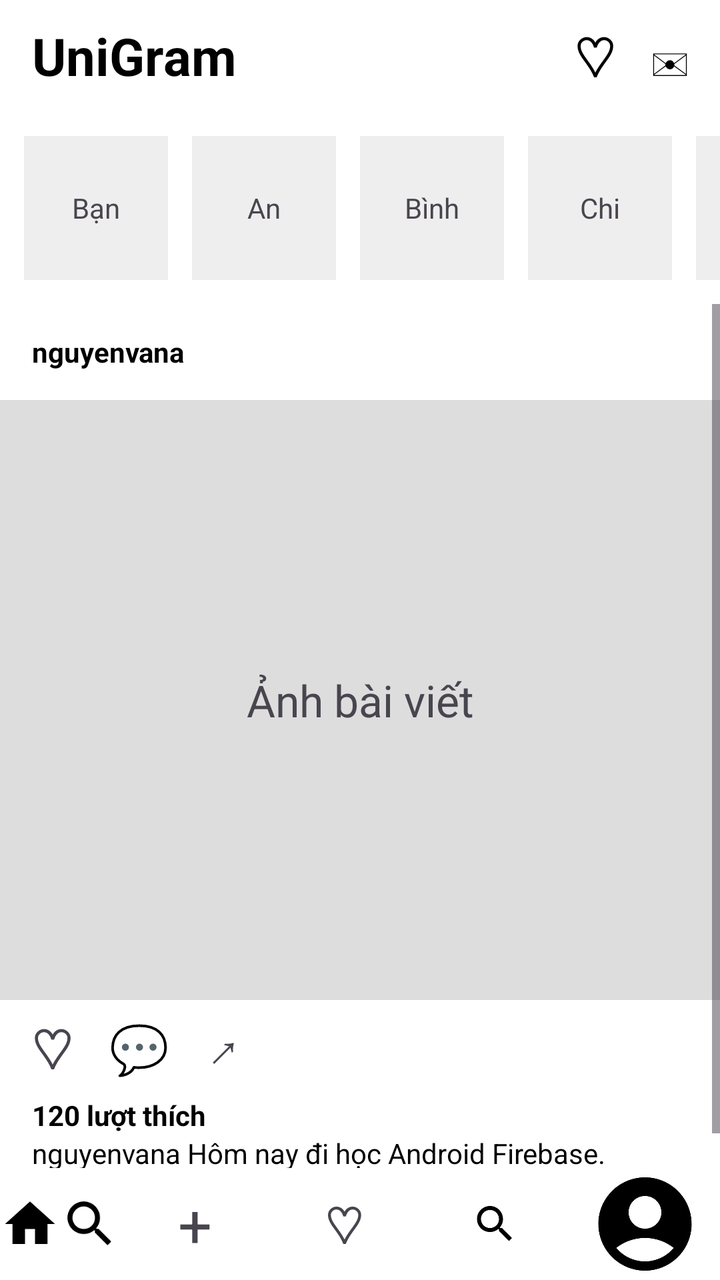
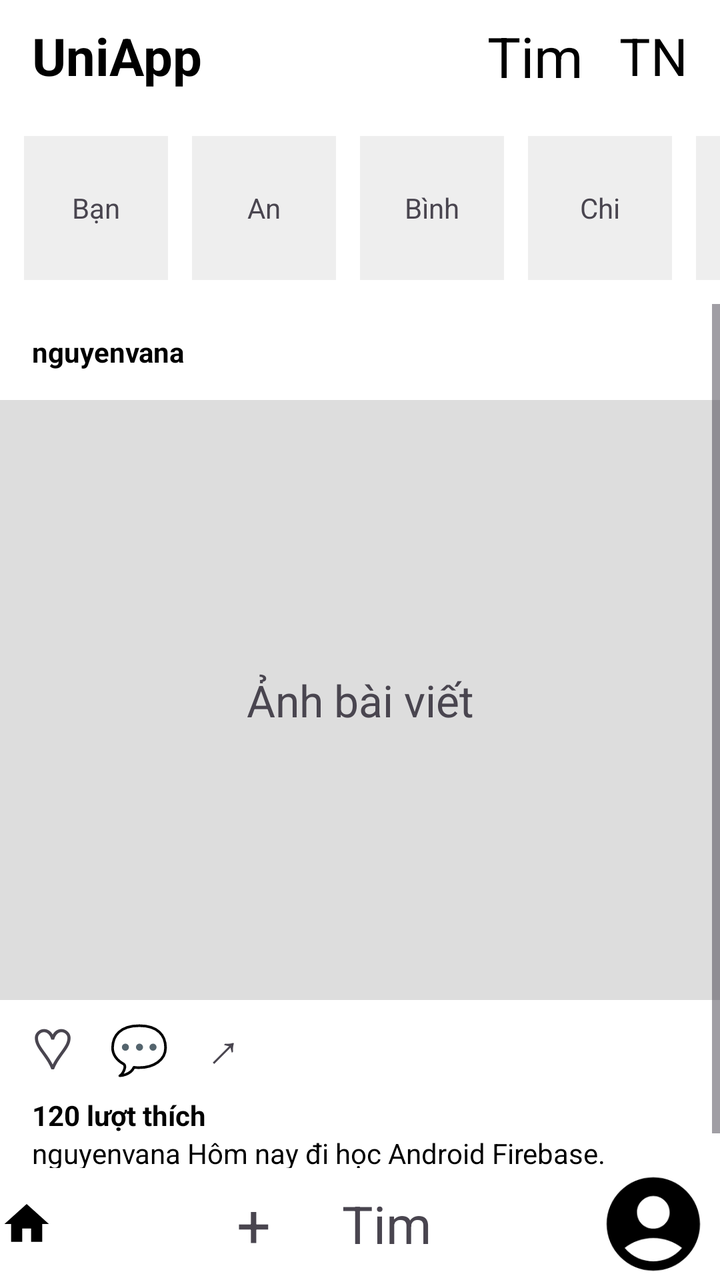

Before-and-after screenshots of an Android layout around one commit, followed by the original layout XML and the change that was made.
<!-- AndroidManifest.xml: application theme Theme.UNIAPP_HAUFINAL -->
<!-- res/layout/activity_home.xml -->
<?xml version="1.0" encoding="utf-8"?>
<androidx.constraintlayout.widget.ConstraintLayout xmlns:android="http://schemas.android.com/apk/res/android"
    xmlns:app="http://schemas.android.com/apk/res-auto"
    xmlns:tools="http://schemas.android.com/tools"
    android:layout_width="match_parent"
    android:layout_height="match_parent"
    tools:context=".HomeActivity">
    <LinearLayout xmlns:android="http://schemas.android.com/apk/res/android"
        android:id="@+id/main"
        android:layout_width="match_parent"
        android:layout_height="match_parent"
        android:orientation="vertical"
        android:background="#FFFFFF">

        <LinearLayout
            android:layout_width="match_parent"
            android:layout_height="56dp"
            android:orientation="horizontal"
            android:gravity="center_vertical"
            android:paddingStart="16dp"
            android:paddingEnd="16dp">

            <TextView
                android:layout_width="0dp"
                android:layout_height="wrap_content"
                android:layout_weight="1"
                android:text="UniGram"
                android:textSize="26sp"
                android:textStyle="bold"
                android:textColor="#000000" />

            <TextView
                android:layout_width="wrap_content"
                android:layout_height="wrap_content"
                android:text="♡"
                android:textSize="28sp"
                android:textColor="#000000"
                android:layout_marginEnd="18dp" />

            <TextView
                android:layout_width="wrap_content"
                android:layout_height="wrap_content"
                android:text="✉"
                android:textSize="26sp"
                android:textColor="#000000" />
        </LinearLayout>

        <HorizontalScrollView
            android:layout_width="match_parent"
            android:layout_height="96dp"
            android:scrollbars="none">

            <LinearLayout
                android:layout_width="wrap_content"
                android:layout_height="match_parent"
                android:orientation="horizontal"
                android:gravity="center_vertical"
                android:paddingStart="12dp"
                android:paddingEnd="12dp">

                <TextView
                    android:layout_width="72dp"
                    android:layout_height="72dp"
                    android:gravity="center"
                    android:text="Bạn"
                    android:textSize="14sp"
                    android:background="#EEEEEE"
                    android:layout_marginEnd="12dp" />

                <TextView
                    android:layout_width="72dp"
                    android:layout_height="72dp"
                    android:gravity="center"
                    android:text="An"
                    android:textSize="14sp"
                    android:background="#EEEEEE"
                    android:layout_marginEnd="12dp" />

                <TextView
                    android:layout_width="72dp"
                    android:layout_height="72dp"
                    android:gravity="center"
                    android:text="Bình"
                    android:textSize="14sp"
                    android:background="#EEEEEE"
                    android:layout_marginEnd="12dp" />

                <TextView
                    android:layout_width="72dp"
                    android:layout_height="72dp"
                    android:gravity="center"
                    android:text="Chi"
                    android:textSize="14sp"
                    android:background="#EEEEEE"
                    android:layout_marginEnd="12dp" />

                <TextView
                    android:layout_width="72dp"
                    android:layout_height="72dp"
                    android:gravity="center"
                    android:text="Dũng"
                    android:textSize="14sp"
                    android:background="#EEEEEE"
                    android:layout_marginEnd="12dp" />
            </LinearLayout>
        </HorizontalScrollView>

        <ScrollView
            android:layout_width="match_parent"
            android:layout_height="0dp"
            android:layout_weight="1">

            <LinearLayout
                android:layout_width="match_parent"
                android:layout_height="wrap_content"
                android:orientation="vertical">

                <LinearLayout
                    android:layout_width="match_parent"
                    android:layout_height="wrap_content"
                    android:orientation="vertical">

                    <TextView
                        android:layout_width="match_parent"
                        android:layout_height="48dp"
                        android:gravity="center_vertical"
                        android:paddingStart="16dp"
                        android:text="nguyenvana"
                        android:textStyle="bold"
                        android:textColor="#000000" />

                    <TextView
                        android:layout_width="match_parent"
                        android:layout_height="300dp"
                        android:gravity="center"
                        android:text="Ảnh bài viết"
                        android:textSize="22sp"
                        android:background="#DDDDDD" />

                    <LinearLayout
                        android:layout_width="match_parent"
                        android:layout_height="48dp"
                        android:orientation="horizontal"
                        android:gravity="center_vertical"
                        android:paddingStart="16dp"
                        android:paddingEnd="16dp">

                        <TextView
                            android:layout_width="wrap_content"
                            android:layout_height="wrap_content"
                            android:text="♡"
                            android:textSize="28sp"
                            android:layout_marginEnd="18dp" />

                        <TextView
                            android:layout_width="wrap_content"
                            android:layout_height="wrap_content"
                            android:text="💬"
                            android:textSize="24sp"
                            android:layout_marginEnd="18dp" />

                        <TextView
                            android:layout_width="wrap_content"
                            android:layout_height="wrap_content"
                            android:text="↗"
                            android:textSize="24sp" />
                    </LinearLayout>

                    <TextView
                        android:layout_width="match_parent"
                        android:layout_height="wrap_content"
                        android:paddingStart="16dp"
                        android:paddingEnd="16dp"
                        android:text="120 lượt thích"
                        android:textStyle="bold"
                        android:textColor="#000000" />

                    <TextView
                        android:layout_width="match_parent"
                        android:layout_height="wrap_content"
                        android:paddingStart="16dp"
                        android:paddingEnd="16dp"
                        android:paddingBottom="16dp"
                        android:text="nguyenvana Hôm nay đi học Android Firebase."
                        android:textColor="#000000" />
                </LinearLayout>

            </LinearLayout>
        </ScrollView>

        <LinearLayout
            android:layout_width="match_parent"
            android:layout_height="56dp"
            android:orientation="horizontal"
            android:gravity="center"
            android:background="#FFFFFF">

            <ImageView
                android:layout_width="0dp"
                android:layout_height="match_parent"
                android:layout_weight="0.4"
                android:gravity="center"
                android:src="@drawable/ic_home"
                android:textSize="28sp" />

            <ImageView
                android:layout_width="0dp"
                android:layout_height="match_parent"
                android:layout_weight="0.4"
                android:gravity="center"
                android:src="@drawable/ic_search"
                android:textSize="24sp" />

            <TextView
                android:layout_width="0dp"
                android:layout_height="match_parent"
                android:layout_weight="1"
                android:gravity="center"
                android:text="+"
                android:textSize="30sp" />

            <TextView
                android:layout_width="0dp"
                android:layout_height="match_parent"
                android:layout_weight="1"
                android:gravity="center"
                android:text="♡"
                android:textSize="26sp" />
            <ImageView
                android:id="@+id/btnOpenMap"
                android:layout_width="0dp"
                android:layout_height="match_parent"
                android:layout_weight="1"
                android:padding="16dp"
                android:src="@drawable/ic_search"
                android:contentDescription="Map" />


            <ImageView
                android:layout_width="0dp"
                android:layout_height="match_parent"
                android:layout_weight="1"
                android:gravity="center"
                android:src="@drawable/ic_user"
                android:textSize="24sp" />
        </LinearLayout>

    </LinearLayout>


</androidx.constraintlayout.widget.ConstraintLayout>
<!-- resources referenced by this layout -->
<resources>
  <!-- drawable ic_home (drawable) -->
  <vector xmlns:android="http://schemas.android.com/apk/res/android" android:height="24dp" android:tint="#000000" android:viewportHeight="24" android:viewportWidth="24" android:width="24dp">
        
      <path android:fillColor="@android:color/white" android:pathData="M10,20v-6h4v6h5v-8h3L12,3 2,12h3v8z"/>
      
  </vector>
  <!-- drawable ic_search (drawable) -->
  <vector xmlns:android="http://schemas.android.com/apk/res/android" android:height="18dp" android:tint="#000000" android:viewportHeight="24" android:viewportWidth="24" android:width="18dp">
        
      <path android:fillColor="@android:color/white" android:pathData="M15.5,14h-0.79l-0.28,-0.27C15.41,12.59 16,11.11 16,9.5 16,5.91 13.09,3 9.5,3S3,5.91 3,9.5 5.91,16 9.5,16c1.61,0 3.09,-0.59 4.23,-1.57l0.27,0.28v0.79l5,4.99L20.49,19l-4.99,-5zM9.5,14C7.01,14 5,11.99 5,9.5S7.01,5 9.5,5 14,7.01 14,9.5 11.99,14 9.5,14z"/>
      
  </vector>
  <!-- drawable ic_user (drawable) -->
  <vector xmlns:android="http://schemas.android.com/apk/res/android" android:height="24dp" android:tint="#000000" android:viewportHeight="24" android:viewportWidth="24" android:width="24dp">
        
      <path android:fillColor="@android:color/white" android:pathData="M12,2C6.48,2 2,6.48 2,12s4.48,10 10,10s10,-4.48 10,-10S17.52,2 12,2zM12,6c1.93,0 3.5,1.57 3.5,3.5S13.93,13 12,13s-3.5,-1.57 -3.5,-3.5S10.07,6 12,6zM12,20c-2.03,0 -4.43,-0.82 -6.14,-2.88C7.55,15.8 9.68,15 12,15s4.45,0.8 6.14,2.12C16.43,19.18 14.03,20 12,20z"/>
      
  </vector>
  <style name="Theme.UNIAPP_HAUFINAL" parent="Base.Theme.UNIAPP_HAUFINAL" />
  <style name="Base.Theme.UNIAPP_HAUFINAL" parent="Theme.Material3.DayNight.NoActionBar">
          
          
      </style>
</resources>

<!-- the commit's change to res/layout/activity_home.xml (unified diff, before → after) -->
@@ -4,7 +4,7 @@
     xmlns:tools="http://schemas.android.com/tools"
     android:layout_width="match_parent"
     android:layout_height="match_parent"
-    tools:context=".HomeActivity">
+    tools:context=".activity.home.HomeActivity">
     <LinearLayout xmlns:android="http://schemas.android.com/apk/res/android"
         android:id="@+id/main"
         android:layout_width="match_parent"
@@ -24,7 +24,7 @@
                 android:layout_width="0dp"
                 android:layout_height="wrap_content"
                 android:layout_weight="1"
-                android:text="UniGram"
+                android:text="UniApp"
                 android:textSize="26sp"
                 android:textStyle="bold"
                 android:textColor="#000000" />
@@ -32,7 +32,7 @@
             <TextView
                 android:layout_width="wrap_content"
                 android:layout_height="wrap_content"
-                android:text="♡"
+                android:text="Tim"
                 android:textSize="28sp"
                 android:textColor="#000000"
                 android:layout_marginEnd="18dp" />
@@ -40,7 +40,7 @@
             <TextView
                 android:layout_width="wrap_content"
                 android:layout_height="wrap_content"
-                android:text="✉"
+                android:text="TN"
                 android:textSize="26sp"
                 android:textColor="#000000" />
         </LinearLayout>
@@ -204,14 +204,16 @@
                 android:textSize="28sp" />
 
             <ImageView
-                android:layout_width="0dp"
-                android:layout_height="match_parent"
-                android:layout_weight="0.4"
-                android:gravity="center"
-                android:src="@drawable/ic_search"
-                android:textSize="24sp" />
-
-            <TextView
+                android:id="@+id/navMarket"
+                android:layout_width="0dp"
+                android:layout_height="match_parent"
+                android:layout_weight="1"
+                android:gravity="center"
+                android:text="M"
+                android:textSize="30sp" />
+
+            <TextView
+                android:id="@+id/navPost"
                 android:layout_width="0dp"
                 android:layout_height="match_parent"
                 android:layout_weight="1"
@@ -224,15 +226,15 @@
                 android:layout_height="match_parent"
                 android:layout_weight="1"
                 android:gravity="center"
-                android:text="♡"
+                android:text="Tim"
                 android:textSize="26sp" />
             <ImageView
-                android:id="@+id/btnOpenMap"
+                android:id="@+id/navMap"
                 android:layout_width="0dp"
                 android:layout_height="match_parent"
                 android:layout_weight="1"
                 android:padding="16dp"
-                android:src="@drawable/ic_search"
+                android:text="Map"
                 android:contentDescription="Map" />
 
 
<!-- resource entries referenced after the edit -->
@@ -4,12 +4,6 @@
   <vector xmlns:android="http://schemas.android.com/apk/res/android" android:height="24dp" android:tint="#000000" android:viewportHeight="24" android:viewportWidth="24" android:width="24dp">
         
       <path android:fillColor="@android:color/white" android:pathData="M10,20v-6h4v6h5v-8h3L12,3 2,12h3v8z"/>
-      
-  </vector>
-  <!-- drawable ic_search (drawable) -->
-  <vector xmlns:android="http://schemas.android.com/apk/res/android" android:height="18dp" android:tint="#000000" android:viewportHeight="24" android:viewportWidth="24" android:width="18dp">
-        
-      <path android:fillColor="@android:color/white" android:pathData="M15.5,14h-0.79l-0.28,-0.27C15.41,12.59 16,11.11 16,9.5 16,5.91 13.09,3 9.5,3S3,5.91 3,9.5 5.91,16 9.5,16c1.61,0 3.09,-0.59 4.23,-1.57l0.27,0.28v0.79l5,4.99L20.49,19l-4.99,-5zM9.5,14C7.01,14 5,11.99 5,9.5S7.01,5 9.5,5 14,7.01 14,9.5 11.99,14 9.5,14z"/>
       
   </vector>
   <!-- drawable ic_user (drawable) -->
